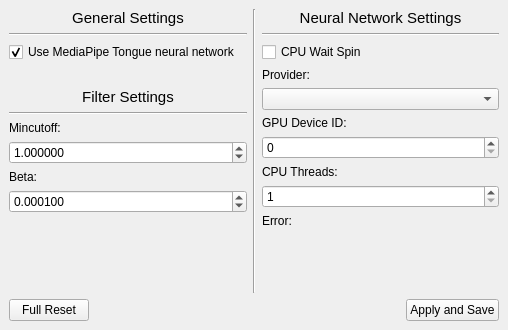
Qt form FoxyFace/src/ui/qtcreator/MediaPipeTongueSettings.ui (Jeka8833/FoxyFace) before a commit.
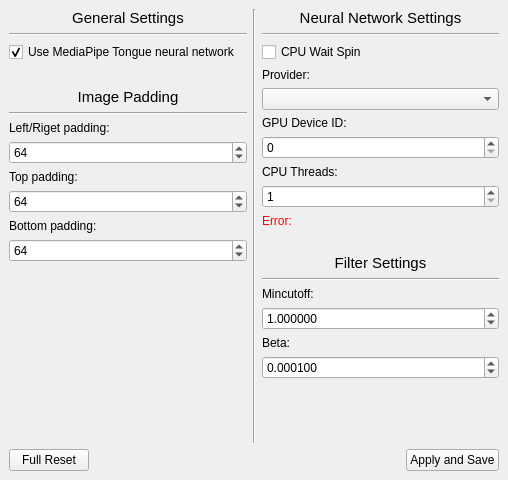
The same form after that commit.

Commit message: Add MediaPipeTongue settings UI, update padding defaults, refactor ONNX handling, and enhance multiprocessing across related modules.

```diff
--- a/FoxyFace/src/ui/qtcreator/MediaPipeTongueSettings.ui
+++ b/FoxyFace/src/ui/qtcreator/MediaPipeTongueSettings.ui
@@ -7,7 +7,7 @@
     <x>0</x>
     <y>0</y>
     <width>508</width>
-    <height>330</height>
+    <height>480</height>
    </rect>
   </property>
   <property name="windowTitle">
@@ -68,14 +68,14 @@
          </spacer>
         </item>
         <item>
-         <widget class="QLabel" name="filter_settings_zone_lb">
+         <widget class="QLabel" name="image_padding_zone_lb">
           <property name="font">
            <font>
             <pointsize>11</pointsize>
            </font>
           </property>
           <property name="text">
-           <string>Filter Settings</string>
+           <string>Image Padding</string>
           </property>
           <property name="alignment">
            <set>Qt::AlignmentFlag::AlignCenter</set>
@@ -83,55 +83,60 @@
          </widget>
         </item>
         <item>
-         <widget class="Line" name="line_4">
+         <widget class="Line" name="line_3">
           <property name="orientation">
            <enum>Qt::Orientation::Horizontal</enum>
           </property>
          </widget>
         </item>
         <item>
-         <widget class="QLabel" name="mincutoff_lb">
+         <widget class="QLabel" name="left_right_pad_lb">
           <property name="text">
-           <string>Mincutoff:</string>
+           <string>Left/Riget padding:</string>
           </property>
          </widget>
         </item>
         <item>
-         <widget class="QDoubleSpinBox" name="mincutoff_dsb">
-          <property name="decimals">
-           <number>6</number>
+         <widget class="QSpinBox" name="left_right_pad_sb">
+          <property name="maximum">
+           <number>127</number>
           </property>
-          <property name="minimum">
-           <double>0.000001000000000</double>
-          </property>
-          <property name="singleStep">
-           <double>0.001000000000000</double>
-          </property>
           <property name="value">
-           <double>1.000000000000000</double>
+           <number>64</number>
           </property>
          </widget>
         </item>
         <item>
-         <widget class="QLabel" name="beta_lb">
+         <widget class="QLabel" name="top_pad_lb">
           <property name="text">
-           <string>Beta:</string>
+           <string>Top padding:</string>
           </property>
          </widget>
         </item>
         <item>
-         <widget class="QDoubleSpinBox" name="beta_dsb">
-          <property name="decimals">
-           <number>6</number>
+         <widget class="QSpinBox" name="top_pad_sb">
+          <property name="maximum">
+           <number>127</number>
           </property>
-          <property name="minimum">
-           <double>0.000001000000000</double>
+          <property name="value">
+           <number>64</number>
           </property>
-          <property name="singleStep">
-           <double>0.001000000000000</double>
+         </widget>
+        </item>
+        <item>
+         <widget class="QLabel" name="bottom_pad_lb">
+          <property name="text">
+           <string>Bottom padding:</string>
           </property>
+         </widget>
+        </item>
+        <item>
+         <widget class="QSpinBox" name="bottom_pad_sb">
+          <property name="maximum">
+           <number>127</number>
+          </property>
           <property name="value">
-           <double>0.000100000000000</double>
+           <number>64</number>
           </property>
          </widget>
         </item>
@@ -224,11 +229,98 @@
         </item>
         <item>
          <widget class="QLabel" name="error_message_lb">
+          <property name="styleSheet">
+           <string notr="true">color: rgb(255, 0, 4);</string>
+          </property>
           <property name="text">
            <string>Error: </string>
           </property>
          </widget>
         </item>
+        <item>
+         <spacer name="verticalSpacer_4">
+          <property name="orientation">
+           <enum>Qt::Orientation::Vertical</enum>
+          </property>
+          <property name="sizeType">
+           <enum>QSizePolicy::Policy::Fixed</enum>
+          </property>
+          <property name="sizeHint" stdset="0">
+           <size>
+            <width>0</width>
+            <height>20</height>
+           </size>
+          </property>
+         </spacer>
+        </item>
+        <item>
+         <widget class="QLabel" name="filter_settings_zone_lb">
+          <property name="font">
+           <font>
+            <pointsize>11</pointsize>
+           </font>
+          </property>
+          <property name="text">
+           <string>Filter Settings</string>
+          </property>
+          <property name="alignment">
+           <set>Qt::AlignmentFlag::AlignCenter</set>
+          </property>
+         </widget>
+        </item>
+        <item>
+         <widget class="Line" name="line_4">
+          <property name="orientation">
+           <enum>Qt::Orientation::Horizontal</enum>
+          </property>
+         </widget>
+        </item>
+        <item>
+         <widget class="QLabel" name="mincutoff_lb">
+          <property name="text">
+           <string>Mincutoff:</string>
+          </property>
+         </widget>
+        </item>
+        <item>
+         <widget class="QDoubleSpinBox" name="mincutoff_dsb">
+          <property name="decimals">
+           <number>6</number>
+          </property>
+          <property name="minimum">
+           <double>0.000001000000000</double>
+          </property>
+          <property name="singleStep">
+           <double>0.001000000000000</double>
+          </property>
+          <property name="value">
+           <double>1.000000000000000</double>
+          </property>
+         </widget>
+        </item>
+        <item>
+         <widget class="QLabel" name="beta_lb">
+          <property name="text">
+           <string>Beta:</string>
+          </property>
+         </widget>
+        </item>
+        <item>
+         <widget class="QDoubleSpinBox" name="beta_dsb">
+          <property name="decimals">
+           <number>6</number>
+          </property>
+          <property name="minimum">
+           <double>0.000001000000000</double>
+          </property>
+          <property name="singleStep">
+           <double>0.001000000000000</double>
+          </property>
+          <property name="value">
+           <double>0.000100000000000</double>
+          </property>
+         </widget>
+        </item>
         <item>
          <spacer name="verticalSpacer_3">
           <property name="orientation">
```
Left out of the diff: 2 changed lines with no effect on the pictures. The commit also changes 27 other files.
